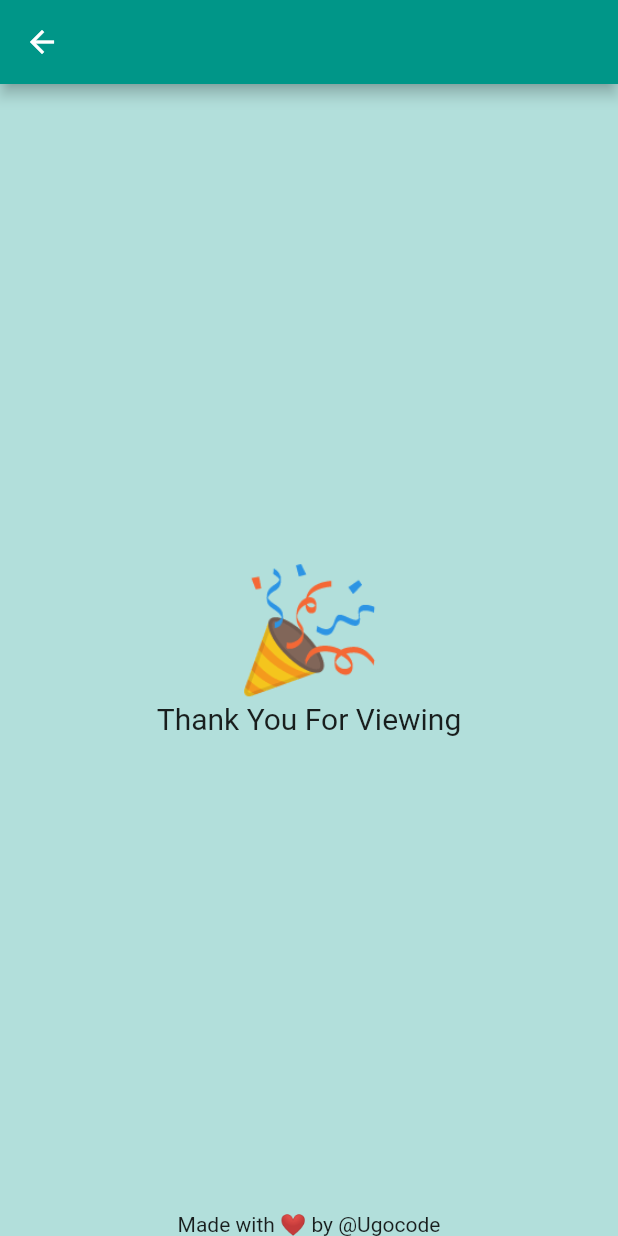
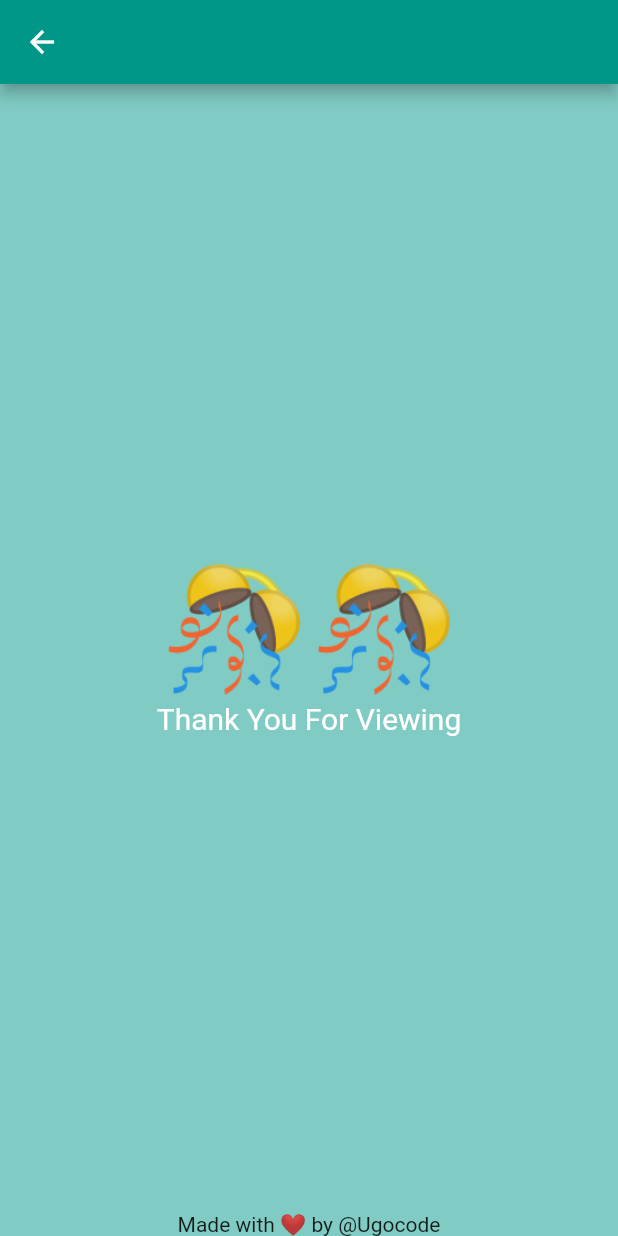
Before and after one commit to Ugocode/Solid-Test-Task, a Flutter app: the ThankyouPage screen opened directly, on a phone screen of 412 x 824 dp. Run offline on Flutter 3.47's test engine with Material 2 defaults, Android fonts, the phone set to English and light mode, and no system bars; drawn by our look-alikes of flutter_animate.

Commit message:
a little text adjustment

```diff
--- a/lib/Screens/thank_you_page.dart
+++ b/lib/Screens/thank_you_page.dart
@@ -1,4 +1,5 @@
 import 'package:flutter/material.dart';
+import 'package:flutter_animate/flutter_animate.dart';
 
 ///Thannk you page
 class ThankyouPage extends StatelessWidget {
@@ -10,22 +11,25 @@ class ThankyouPage extends StatelessWidget {
     return SafeArea(
       child: Scaffold(
         appBar: AppBar(),
-        backgroundColor: Colors.teal[100],
+        backgroundColor: Colors.teal[200],
         body: Center(
           child: Expanded(
             child: Column(
               mainAxisAlignment: MainAxisAlignment.center,
-              children: const [
-                Spacer(),
-                Text(
-                  '🎉',
+              children: [
+                const Spacer(),
+                const Text(
+                  '🎊🎊',
                   style: TextStyle(fontSize: 80),
+                ).animate().shake(duration: const Duration(seconds: 1)),
+                const Text(
+                  'Thank You For Viewing',
+                  style: TextStyle(fontSize: 20, color: Colors.white),
                 ),
-                Text('Thank You For Viewing', style: TextStyle(fontSize: 20)),
-                Spacer(),
+                const Spacer(),
 
                 //bottom signature text
-                Text('Made with ❤️ by @Ugocode'),
+                const Text('Made with ❤️ by @Ugocode'),
               ],
             ),
           ),
```
